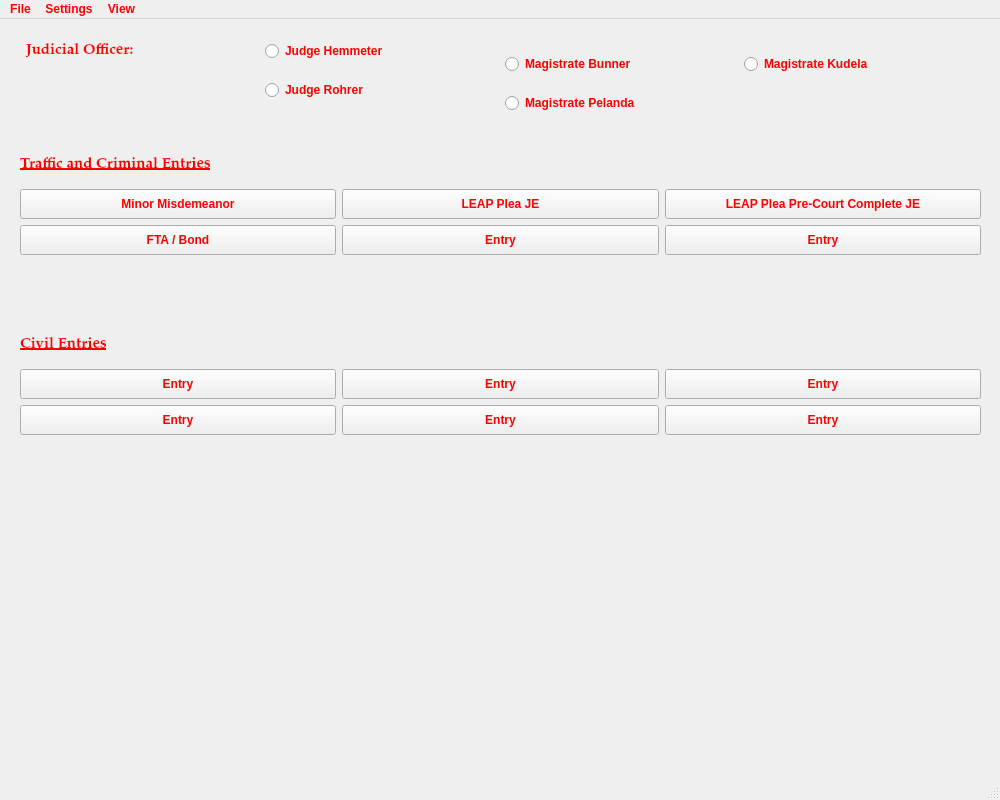
First picture: the form in resources/ui/MainWindow.ui, repository HunterProgram22/MuniEntry, before the edit.
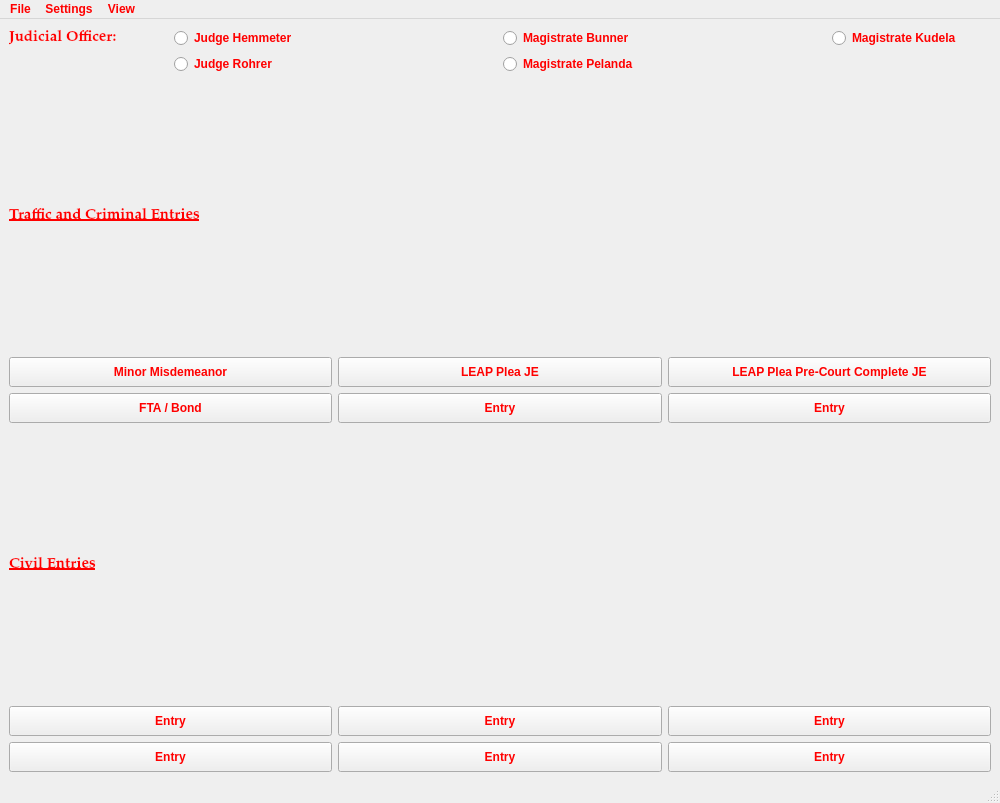
Second picture: the form after the edit.

Commit message: Updated LEAP for sizing.

```diff
--- a/resources/ui/MainWindow.ui
+++ b/resources/ui/MainWindow.ui
@@ -7,13 +7,13 @@
     <x>0</x>
     <y>0</y>
     <width>1000</width>
-    <height>800</height>
+    <height>803</height>
    </rect>
   </property>
   <property name="minimumSize">
    <size>
-    <width>1000</width>
-    <height>800</height>
+    <width>0</width>
+    <height>0</height>
    </size>
   </property>
   <property name="font">
@@ -35,241 +35,6 @@
 font-weight: bold;</string>
   </property>
   <widget class="QWidget" name="centralwidget">
-   <widget class="QLabel" name="label_2">
-    <property name="geometry">
-     <rect>
-      <x>20</x>
-      <y>130</y>
-      <width>261</width>
-      <height>31</height>
-     </rect>
-    </property>
-    <property name="font">
-     <font>
-      <family>Palatino Linotype</family>
-      <pointsize>11</pointsize>
-      <weight>75</weight>
-      <italic>false</italic>
-      <bold>true</bold>
-      <underline>true</underline>
-     </font>
-    </property>
-    <property name="text">
-     <string>Traffic and Criminal Entries</string>
-    </property>
-   </widget>
-   <widget class="QLabel" name="label_4">
-    <property name="geometry">
-     <rect>
-      <x>20</x>
-      <y>310</y>
-      <width>171</width>
-      <height>31</height>
-     </rect>
-    </property>
-    <property name="font">
-     <font>
-      <family>Palatino Linotype</family>
-      <pointsize>11</pointsize>
-      <weight>75</weight>
-      <italic>false</italic>
-      <bold>true</bold>
-      <underline>true</underline>
-     </font>
-    </property>
-    <property name="text">
-     <string>Civil Entries</string>
-    </property>
-   </widget>
-   <widget class="QWidget" name="layoutWidget_2">
-    <property name="geometry">
-     <rect>
-      <x>20</x>
-      <y>350</y>
-      <width>961</width>
-      <height>68</height>
-     </rect>
-    </property>
-    <layout class="QGridLayout" name="gridLayout_4">
-     <item row="0" column="0">
-      <widget class="QPushButton" name="FinalJudgmentEntryButton_11">
-       <property name="minimumSize">
-        <size>
-         <width>120</width>
-         <height>30</height>
-        </size>
-       </property>
-       <property name="text">
-        <string>Entry</string>
-       </property>
-      </widget>
-     </item>
-     <item row="0" column="1">
-      <widget class="QPushButton" name="FinalJudgmentEntryButton_12">
-       <property name="minimumSize">
-        <size>
-         <width>120</width>
-         <height>30</height>
-        </size>
-       </property>
-       <property name="text">
-        <string>Entry</string>
-       </property>
-      </widget>
-     </item>
-     <item row="0" column="2">
-      <widget class="QPushButton" name="MinorMisdemeanorTrafficButton_3">
-       <property name="minimumSize">
-        <size>
-         <width>120</width>
-         <height>30</height>
-        </size>
-       </property>
-       <property name="text">
-        <string>Entry</string>
-       </property>
-      </widget>
-     </item>
-     <item row="1" column="0">
-      <widget class="QPushButton" name="FinalJudgmentEntryButton_13">
-       <property name="minimumSize">
-        <size>
-         <width>120</width>
-         <height>30</height>
-        </size>
-       </property>
-       <property name="text">
-        <string>Entry</string>
-       </property>
-      </widget>
-     </item>
-     <item row="1" column="1">
-      <widget class="QPushButton" name="FinalJudgmentEntryButton_14">
-       <property name="minimumSize">
-        <size>
-         <width>120</width>
-         <height>30</height>
-        </size>
-       </property>
-       <property name="text">
-        <string>Entry</string>
-       </property>
-      </widget>
-     </item>
-     <item row="1" column="2">
-      <widget class="QPushButton" name="FinalJudgmentEntryButton_15">
-       <property name="minimumSize">
-        <size>
-         <width>120</width>
-         <height>30</height>
-        </size>
-       </property>
-       <property name="text">
-        <string>Entry</string>
-       </property>
-      </widget>
-     </item>
-    </layout>
-   </widget>
-   <widget class="QWidget" name="layoutWidget">
-    <property name="geometry">
-     <rect>
-      <x>20</x>
-      <y>170</y>
-      <width>961</width>
-      <height>68</height>
-     </rect>
-    </property>
-    <layout class="QGridLayout" name="gridLayout_2">
-     <item row="0" column="1">
-      <widget class="QPushButton" name="LeapPleaLongButton">
-       <property name="minimumSize">
-        <size>
-         <width>120</width>
-         <height>30</height>
-        </size>
-       </property>
-       <property name="text">
-        <string>LEAP Plea JE</string>
-       </property>
-      </widget>
-     </item>
-     <item row="0" column="2">
-      <widget class="QPushButton" name="LeapPleaShortButton">
-       <property name="minimumSize">
-        <size>
-         <width>120</width>
-         <height>30</height>
-        </size>
-       </property>
-       <property name="text">
-        <string>LEAP Plea Pre-Court Complete JE</string>
-       </property>
-      </widget>
-     </item>
-     <item row="0" column="0">
-      <widget class="QPushButton" name="MinorMisdemeanorTrafficButton">
-       <property name="minimumSize">
-        <size>
-         <width>120</width>
-         <height>30</height>
-        </size>
-       </property>
-       <property name="text">
-        <string>Minor Misdemeanor</string>
-       </property>
-      </widget>
-     </item>
-     <item row="1" column="0">
-      <widget class="QPushButton" name="FTABondButton">
-       <property name="minimumSize">
-        <size>
-         <width>120</width>
-         <height>30</height>
-        </size>
-       </property>
-       <property name="text">
-        <string>FTA / Bond</string>
-       </property>
-      </widget>
-     </item>
-     <item row="1" column="1">
-      <widget class="QPushButton" name="FinalJudgmentEntryButton_3">
-       <property name="minimumSize">
-        <size>
-         <width>120</width>
-         <height>30</height>
-        </size>
-       </property>
-       <property name="text">
-        <string>Entry</string>
-       </property>
-      </widget>
-     </item>
-     <item row="1" column="2">
-      <widget class="QPushButton" name="FinalJudgmentEntryButton_4">
-       <property name="minimumSize">
-        <size>
-         <width>120</width>
-         <height>30</height>
-        </size>
-       </property>
-       <property name="text">
-        <string>Entry</string>
-       </property>
-      </widget>
-     </item>
-    </layout>
-   </widget>
-   <widget class="QWidget" name="">
-    <property name="geometry">
-     <rect>
-      <x>26</x>
-      <y>22</y>
-      <width>951</width>
-      <height>72</height>
-     </rect>
-    </property>
     <layout class="QGridLayout" name="gridLayout">
      <item row="0" column="0">
       <widget class="QLabel" name="label">
@@ -287,7 +52,7 @@
        </property>
       </widget>
      </item>
-     <item row="0" column="1">
+    <item row="0" column="1" colspan="2">
       <widget class="QRadioButton" name="hemmeter_radioButton">
        <property name="text">
         <string>Judge Hemmeter</string>
@@ -297,7 +62,7 @@
        </attribute>
       </widget>
      </item>
-     <item row="0" column="2" rowspan="2">
+    <item row="0" column="3" colspan="2">
       <widget class="QRadioButton" name="bunner_radioButton">
        <property name="text">
         <string>Magistrate Bunner</string>
@@ -307,7 +72,7 @@
        </attribute>
       </widget>
      </item>
-     <item row="0" column="3" rowspan="2">
+    <item row="0" column="5">
       <widget class="QRadioButton" name="kudela_radioButton">
        <property name="text">
         <string>Magistrate Kudela</string>
@@ -317,7 +82,7 @@
        </attribute>
       </widget>
      </item>
-     <item row="1" column="1" rowspan="2">
+    <item row="1" column="1" colspan="2">
       <widget class="QRadioButton" name="rohrer_radioButton">
        <property name="text">
         <string>Judge Rohrer</string>
@@ -327,7 +92,7 @@
        </attribute>
       </widget>
      </item>
-     <item row="2" column="2">
+    <item row="1" column="3" colspan="2">
       <widget class="QRadioButton" name="pelanda_radioButton">
        <property name="text">
         <string>Magistrate Pelanda</string>
@@ -337,8 +102,197 @@
        </attribute>
       </widget>
      </item>
-    </layout>
-   </widget>
+    <item row="2" column="0" colspan="2">
+     <widget class="QLabel" name="label_2">
+      <property name="font">
+       <font>
+        <family>Palatino Linotype</family>
+        <pointsize>11</pointsize>
+        <weight>75</weight>
+        <italic>false</italic>
+        <bold>true</bold>
+        <underline>true</underline>
+       </font>
+      </property>
+      <property name="text">
+       <string>Traffic and Criminal Entries</string>
+      </property>
+     </widget>
+    </item>
+    <item row="3" column="0" colspan="2">
+     <widget class="QPushButton" name="MinorMisdemeanorTrafficButton">
+      <property name="minimumSize">
+       <size>
+        <width>120</width>
+        <height>30</height>
+       </size>
+      </property>
+      <property name="text">
+       <string>Minor Misdemeanor</string>
+      </property>
+     </widget>
+    </item>
+    <item row="3" column="2" colspan="2">
+     <widget class="QPushButton" name="LeapPleaLongButton">
+      <property name="minimumSize">
+       <size>
+        <width>120</width>
+        <height>30</height>
+       </size>
+      </property>
+      <property name="text">
+       <string>LEAP Plea JE</string>
+      </property>
+     </widget>
+    </item>
+    <item row="3" column="4" colspan="2">
+     <widget class="QPushButton" name="LeapPleaShortButton">
+      <property name="minimumSize">
+       <size>
+        <width>120</width>
+        <height>30</height>
+       </size>
+      </property>
+      <property name="text">
+       <string>LEAP Plea Pre-Court Complete JE</string>
+      </property>
+     </widget>
+    </item>
+    <item row="4" column="0" colspan="2">
+     <widget class="QPushButton" name="FTABondButton">
+      <property name="minimumSize">
+       <size>
+        <width>120</width>
+        <height>30</height>
+       </size>
+      </property>
+      <property name="text">
+       <string>FTA / Bond</string>
+      </property>
+     </widget>
+    </item>
+    <item row="4" column="2" colspan="2">
+     <widget class="QPushButton" name="FinalJudgmentEntryButton_3">
+      <property name="minimumSize">
+       <size>
+        <width>120</width>
+        <height>30</height>
+       </size>
+      </property>
+      <property name="text">
+       <string>Entry</string>
+      </property>
+     </widget>
+    </item>
+    <item row="4" column="4" colspan="2">
+     <widget class="QPushButton" name="FinalJudgmentEntryButton_4">
+      <property name="minimumSize">
+       <size>
+        <width>120</width>
+        <height>30</height>
+       </size>
+      </property>
+      <property name="text">
+       <string>Entry</string>
+      </property>
+     </widget>
+    </item>
+    <item row="5" column="0">
+     <widget class="QLabel" name="label_4">
+      <property name="font">
+       <font>
+        <family>Palatino Linotype</family>
+        <pointsize>11</pointsize>
+        <weight>75</weight>
+        <italic>false</italic>
+        <bold>true</bold>
+        <underline>true</underline>
+       </font>
+      </property>
+      <property name="text">
+       <string>Civil Entries</string>
+      </property>
+     </widget>
+    </item>
+    <item row="6" column="0" colspan="2">
+     <widget class="QPushButton" name="FinalJudgmentEntryButton_11">
+      <property name="minimumSize">
+       <size>
+        <width>120</width>
+        <height>30</height>
+       </size>
+      </property>
+      <property name="text">
+       <string>Entry</string>
+      </property>
+     </widget>
+    </item>
+    <item row="6" column="2" colspan="2">
+     <widget class="QPushButton" name="FinalJudgmentEntryButton_12">
+      <property name="minimumSize">
+       <size>
+        <width>120</width>
+        <height>30</height>
+       </size>
+      </property>
+      <property name="text">
+       <string>Entry</string>
+      </property>
+     </widget>
+    </item>
+    <item row="6" column="4" colspan="2">
+     <widget class="QPushButton" name="MinorMisdemeanorTrafficButton_3">
+      <property name="minimumSize">
+       <size>
+        <width>120</width>
+        <height>30</height>
+       </size>
+      </property>
+      <property name="text">
+       <string>Entry</string>
+      </property>
+     </widget>
+    </item>
+    <item row="7" column="0" colspan="2">
+     <widget class="QPushButton" name="FinalJudgmentEntryButton_13">
+      <property name="minimumSize">
+       <size>
+        <width>120</width>
+        <height>30</height>
+       </size>
+      </property>
+      <property name="text">
+       <string>Entry</string>
+      </property>
+     </widget>
+    </item>
+    <item row="7" column="2" colspan="2">
+     <widget class="QPushButton" name="FinalJudgmentEntryButton_14">
+      <property name="minimumSize">
+       <size>
+        <width>120</width>
+        <height>30</height>
+       </size>
+      </property>
+      <property name="text">
+       <string>Entry</string>
+      </property>
+     </widget>
+    </item>
+    <item row="7" column="4" colspan="2">
+     <widget class="QPushButton" name="FinalJudgmentEntryButton_15">
+      <property name="minimumSize">
+       <size>
+        <width>120</width>
+        <height>30</height>
+       </size>
+      </property>
+      <property name="text">
+       <string>Entry</string>
+      </property>
+     </widget>
+    </item>
+   </layout>
   </widget>
   <widget class="QMenuBar" name="menubar">
    <property name="geometry">
```
Left out of the diff: 2 changed lines with no effect on the pictures. Lines whose indentation alone changed are shown as unchanged. The commit also changes 10 other files.
